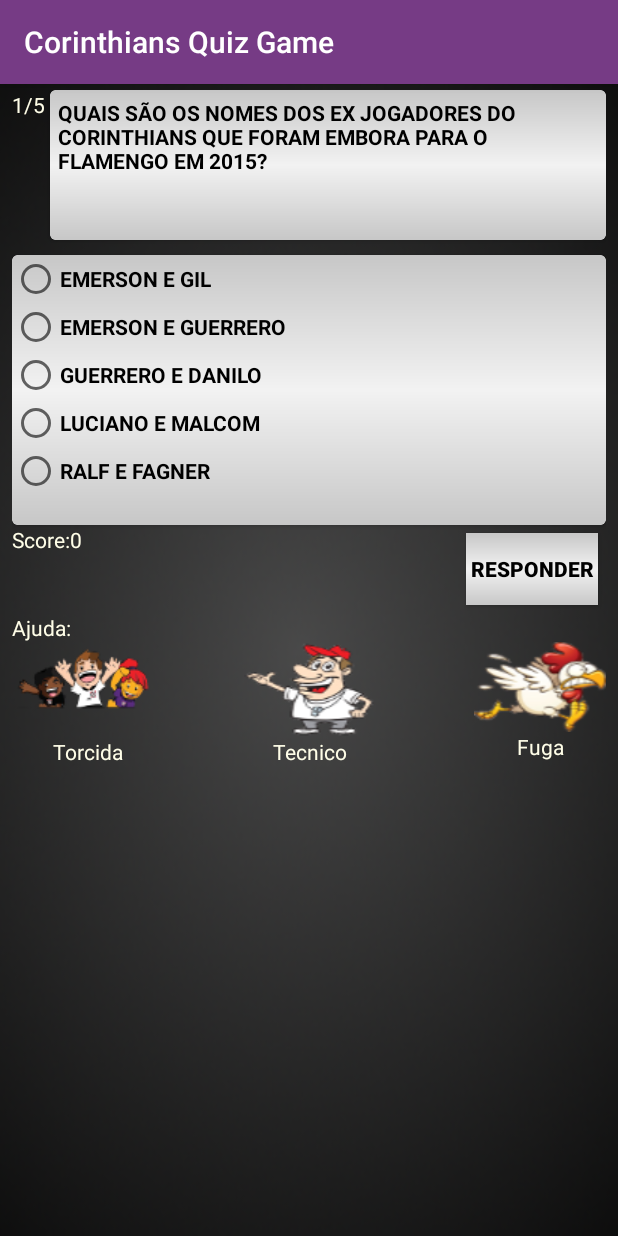
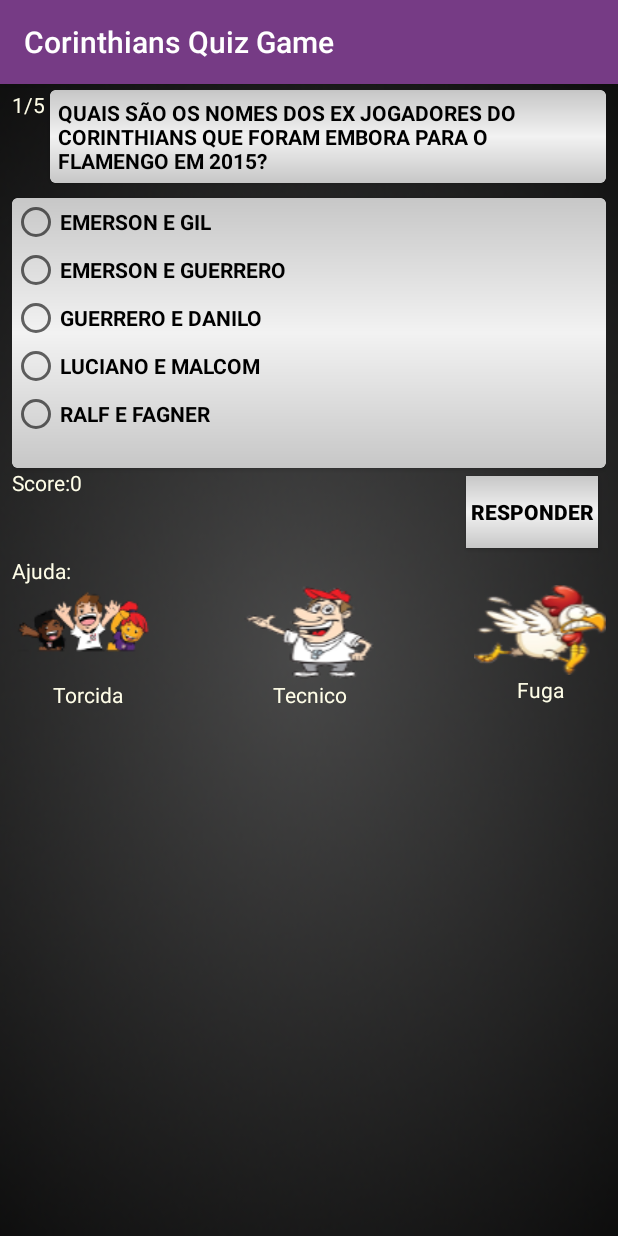
Before and after one commit to ckilee/cori_quiz, an Android app: the RoundActivity screen opened directly, with no data from a screen before it, on a phone screen of 412 x 824 dp. Run offline under Robolectric (Android 15) with nearby library versions, the phone set to English and light mode, and no system bars; our stand-ins replace AdMob.

Commit message:
Fixed: https://github.com/ckilee/cori_quiz/issues/43
Signed-off-by: Carlos Eduardo Ki Lee <ckilee@gmail.com>

```diff
--- a/CoriQuiz/app/src/main/java/frolic/br/coriquiz/RoundActivity.java
+++ b/CoriQuiz/app/src/main/java/frolic/br/coriquiz/RoundActivity.java
@@ -1,5 +1,6 @@
 package frolic.br.coriquiz;
 
+import android.app.ActionBar;
 import android.content.Context;
 import android.content.Intent;
 import android.content.SharedPreferences;
@@ -90,6 +91,7 @@ public class RoundActivity extends AppCompatActivity {
         curMaxRound = Utils.getCurrentMaxRound(sharedPreferences.getInt(ExtraNames.CURRENT_LEVEL,0));
 
         questionTV.setText(question.getQuestion().toUpperCase());
+
         answer1.setText(question.getAnswer1().toUpperCase());
         answer2.setText(question.getAnswer2().toUpperCase());
         answer3.setText(question.getAnswer3().toUpperCase());
--- a/CoriQuiz/app/src/main/res/layout/content_round.xml
+++ b/CoriQuiz/app/src/main/res/layout/content_round.xml
@@ -33,11 +33,11 @@
                 android:layout_alignParentRight="true"
                 android:layout_toEndOf="@+id/textViewRoundNumber"
                 android:layout_width="wrap_content"
-                android:layout_height="100dp"
+                android:layout_height="wrap_content"
                 card_view:cardCornerRadius="4dp">
             <TextView
                 android:layout_width="fill_parent"
-                android:layout_height="100dp"
+                android:layout_height="wrap_content"
                 android:text="New Question"
                 android:id="@+id/text_view_question"
                 android:textSize="14dp"
```
